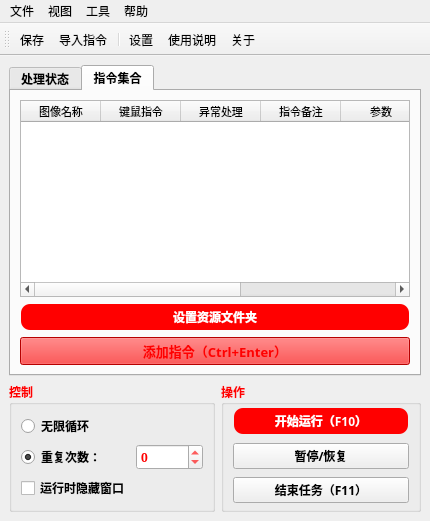
Qt form Window/mainwindow.ui (find-xposed-magisk/automatic_clicker_2) before a commit.
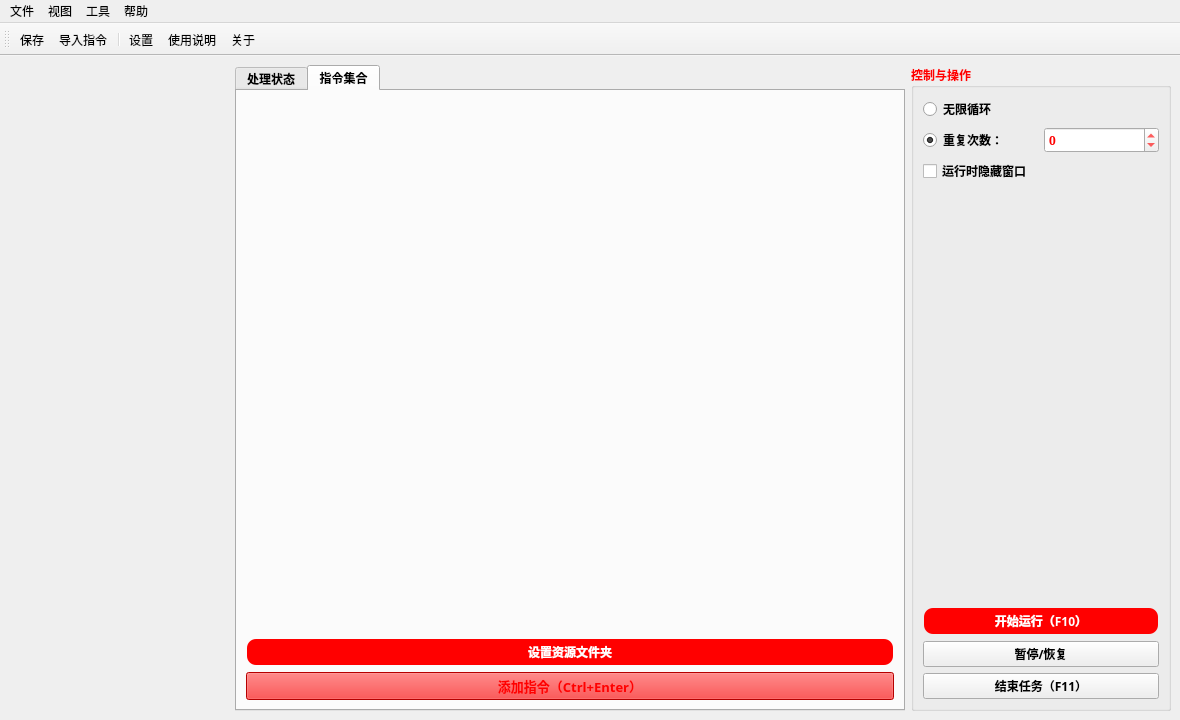
The same form after that commit. The open tabs and pages were chosen to show the change. Icons and pictures are not drawn.

The edit to the form file:
```diff
--- a/Window/mainwindow.ui
+++ b/Window/mainwindow.ui
@@ -6,8 +6,8 @@
    <rect>
     <x>0</x>
     <y>0</y>
-    <width>430</width>
-    <height>521</height>
+    <width>1180</width>
+    <height>720</height>
    </rect>
   </property>
   <property name="font">
@@ -26,8 +26,32 @@
    <string notr="true" />
   </property>
   <widget class="QWidget" name="centralwidget">
-   <layout class="QGridLayout" name="gridLayout_4">
-    <item row="0" column="0" colspan="2">
+   <layout class="QGridLayout" name="gridLayout_4" columnstretch="0,1,0">
+    <item row="0" column="0">
+     <widget class="QWidget" name="instructionPaletteHost" native="true">
+      <property name="minimumSize">
+       <size>
+        <width>220</width>
+        <height>0</height>
+       </size>
+      </property>
+      <layout class="QVBoxLayout" name="instructionPaletteLayout">
+       <property name="leftMargin">
+        <number>0</number>
+       </property>
+       <property name="topMargin">
+        <number>0</number>
+       </property>
+       <property name="rightMargin">
+        <number>0</number>
+       </property>
+       <property name="bottomMargin">
+        <number>0</number>
+       </property>
+      </layout>
+     </widget>
+    </item>
+    <item row="0" column="1">
      <widget class="QTabWidget" name="tabWidget">
       <property name="palette">
        <palette>
@@ -206,193 +230,21 @@
        </attribute>
        <layout class="QVBoxLayout" name="verticalLayout_2">
         <item>
-         <widget class="QTableWidget" name="tableWidget">
-          <property name="sizePolicy">
-           <sizepolicy hsizetype="Expanding" vsizetype="Expanding">
-            <horstretch>0</horstretch>
-            <verstretch>0</verstretch>
-           </sizepolicy>
-          </property>
-          <property name="palette">
-           <palette>
-            <active>
-             <colorrole role="Text">
-              <brush brushstyle="SolidPattern">
-               <color alpha="255">
-                <red>255</red>
-                <green>255</green>
-                <blue>255</blue>
-               </color>
-              </brush>
-             </colorrole>
-             <colorrole role="AlternateBase">
-              <brush brushstyle="SolidPattern">
-               <color alpha="255">
-                <red>240</red>
-                <green>240</green>
-                <blue>240</blue>
-               </color>
-              </brush>
-             </colorrole>
-             <colorrole role="PlaceholderText">
-              <brush brushstyle="NoBrush">
-               <color alpha="128">
-                <red>255</red>
-                <green>255</green>
-                <blue>255</blue>
-               </color>
-              </brush>
-             </colorrole>
-            </active>
-            <inactive>
-             <colorrole role="Text">
-              <brush brushstyle="SolidPattern">
-               <color alpha="255">
-                <red>255</red>
-                <green>255</green>
-                <blue>255</blue>
-               </color>
-              </brush>
-             </colorrole>
-             <colorrole role="AlternateBase">
-              <brush brushstyle="SolidPattern">
-               <color alpha="255">
-                <red>240</red>
-                <green>240</green>
-                <blue>240</blue>
-               </color>
-              </brush>
-             </colorrole>
-             <colorrole role="PlaceholderText">
-              <brush brushstyle="NoBrush">
-               <color alpha="128">
-                <red>255</red>
-                <green>255</green>
-                <blue>255</blue>
-               </color>
-              </brush>
-             </colorrole>
-            </inactive>
-            <disabled>
-             <colorrole role="Text">
-              <brush brushstyle="SolidPattern">
-               <color alpha="255">
-                <red>120</red>
-                <green>120</green>
-                <blue>120</blue>
-               </color>
-              </brush>
-             </colorrole>
-             <colorrole role="AlternateBase">
-              <brush brushstyle="SolidPattern">
-               <color alpha="255">
-                <red>240</red>
-                <green>240</green>
-                <blue>240</blue>
-               </color>
-              </brush>
-             </colorrole>
-             <colorrole role="PlaceholderText">
-              <brush brushstyle="NoBrush">
-               <color alpha="128">
-                <red>0</red>
-                <green>0</green>
-                <blue>255</blue>
-               </color>
-              </brush>
-             </colorrole>
-            </disabled>
-           </palette>
-          </property>
-          <property name="font">
-           <font>
-            <family>Microsoft YaHei UI</family>
-            <pointsize>8</pointsize>
-            <italic>false</italic>
-            <bold>false</bold>
-           </font>
-          </property>
-          <property name="focusPolicy">
-           <enum>Qt::FocusPolicy::StrongFocus</enum>
-          </property>
-          <property name="styleSheet">
-           <string notr="true">QTableWidget {
-    alternate-background-color: #f0f0f0; /* 设置交替行的背景色 */
-    color: white;
-}
-</string>
-          </property>
-          <property name="autoScrollMargin">
-           <number>16</number>
-          </property>
-          <property name="editTriggers">
-           <set>QAbstractItemView::EditTrigger::NoEditTriggers</set>
-          </property>
-          <property name="alternatingRowColors">
-           <bool>false</bool>
-          </property>
-          <property name="selectionMode">
-           <enum>QAbstractItemView::SelectionMode::SingleSelection</enum>
-          </property>
-          <property name="selectionBehavior">
-           <enum>QAbstractItemView::SelectionBehavior::SelectRows</enum>
-          </property>
-          <property name="gridStyle">
-           <enum>Qt::PenStyle::SolidLine</enum>
-          </property>
-          <property name="rowCount">
-           <number>0</number>
-          </property>
-          <attribute name="horizontalHeaderCascadingSectionResizes">
-           <bool>false</bool>
-          </attribute>
-          <attribute name="horizontalHeaderMinimumSectionSize">
-           <number>20</number>
-          </attribute>
-          <attribute name="horizontalHeaderDefaultSectionSize">
-           <number>80</number>
-          </attribute>
-          <attribute name="horizontalHeaderShowSortIndicator" stdset="0">
-           <bool>false</bool>
-          </attribute>
-          <attribute name="horizontalHeaderStretchLastSection">
-           <bool>true</bool>
-          </attribute>
-          <column>
-           <property name="text">
-            <string>图像名称</string>
+         <widget class="QWidget" name="nodeEditorHost" native="true">
+          <layout class="QVBoxLayout" name="nodeEditorLayout">
+           <property name="leftMargin">
+            <number>0</number>
            </property>
-          </column>
-          <column>
-           <property name="text">
-            <string>键鼠指令</string>
+           <property name="topMargin">
+            <number>0</number>
            </property>
-          </column>
-          <column>
-           <property name="text">
-            <string>异常处理</string>
+           <property name="rightMargin">
+            <number>0</number>
            </property>
-          </column>
-          <column>
-           <property name="text">
-            <string>指令备注</string>
+           <property name="bottomMargin">
+            <number>0</number>
            </property>
-          </column>
-          <column>
-           <property name="text">
-            <string>参数</string>
-           </property>
-          </column>
-          <column>
-           <property name="text">
-            <string>重复</string>
-           </property>
-          </column>
-          <column>
-           <property name="text">
-            <string>ID</string>
-           </property>
-          </column>
+          </layout>
          </widget>
         </item>
         <item>
@@ -650,8 +502,14 @@
       </widget>
      </widget>
     </item>
-    <item row="1" column="0">
+    <item row="0" column="2">
      <widget class="QGroupBox" name="groupBox_3">
+      <property name="minimumSize">
+       <size>
+        <width>260</width>
+        <height>0</height>
+       </size>
+      </property>
       <property name="palette">
        <palette>
         <active>
@@ -696,7 +554,7 @@
        </font>
       </property>
       <property name="title">
-       <string>控制</string>
+       <string>控制与操作</string>
       </property>
       <layout class="QGridLayout" name="gridLayout_2">
        <item row="1" column="0">
@@ -974,86 +832,29 @@
          </property>
         </widget>
        </item>
-      </layout>
-     </widget>
-    </item>
-    <item row="1" column="1">
-     <widget class="QGroupBox" name="groupBox_4">
-      <property name="palette">
-       <palette>
-        <active>
-         <colorrole role="WindowText">
-          <brush brushstyle="SolidPattern">
-           <color alpha="255">
-            <red>255</red>
-            <green>0</green>
-            <blue>0</blue>
-           </color>
-          </brush>
-         </colorrole>
-        </active>
-        <inactive>
-         <colorrole role="WindowText">
-          <brush brushstyle="SolidPattern">
-           <color alpha="255">
-            <red>255</red>
-            <green>0</green>
-            <blue>0</blue>
-           </color>
-          </brush>
-         </colorrole>
-        </inactive>
-        <disabled>
-         <colorrole role="WindowText">
-          <brush brushstyle="SolidPattern">
-           <color alpha="255">
-            <red>120</red>
-            <green>120</green>
-            <blue>120</blue>
-           </color>
-          </brush>
-         </colorrole>
-        </disabled>
-       </palette>
-      </property>
-      <property name="font">
-       <font>
-        <family>微软雅黑</family>
-        <bold>true</bold>
-       </font>
-      </property>
-      <property name="styleSheet">
-       <string notr="true" />
-      </property>
-      <property name="title">
-       <string>操作</string>
-      </property>
-      <layout class="QGridLayout" name="gridLayout_3" rowstretch="0,0,0,0">
-       <property name="leftMargin">
-        <number>9</number>
-       </property>
-       <property name="topMargin">
-        <number>0</number>
-       </property>
-       <property name="rightMargin">
-        <number>9</number>
-       </property>
-       <property name="bottomMargin">
-        <number>2</number>
-       </property>
-       <property name="horizontalSpacing">
-        <number>6</number>
-       </property>
-       <item row="0" column="0" colspan="2">
-        <widget class="QPushButton" name="pushButton_5">
-         <property name="font">
-          <font>
-           <family>Microsoft YaHei</family>
-           <bold>true</bold>
-          </font>
-         </property>
-         <property name="styleSheet">
-          <string notr="true">QPushButton {
+       <item row="4" column="0" colspan="2">
+         <spacer name="verticalSpacer_4">
+          <property name="orientation">
+           <enum>Qt::Orientation::Vertical</enum>
+          </property>
+          <property name="sizeHint" stdset="0">
+           <size>
+            <width>20</width>
+            <height>40</height>
+           </size>
+          </property>
+         </spacer>
+       </item>
+       <item row="5" column="0" colspan="2">
+         <widget class="QPushButton" name="pushButton_5">
+          <property name="font">
+           <font>
+            <family>Microsoft YaHei</family>
+            <bold>true</bold>
+           </font>
+          </property>
+          <property name="styleSheet">
+           <string notr="true">QPushButton {
     background-color: red;
     color: white;
     border-radius: 10px; /* 设置圆角半径 */
@@ -1069,41 +870,41 @@
 QPushButton:pressed {
     background-color: rgb(85, 85, 127); /* 设置按钮按下时的背景颜色 */
 }</string>
-         </property>
-         <property name="text">
-          <string>开始运行（F10）</string>
-         </property>
-        </widget>
+          </property>
+          <property name="text">
+           <string>开始运行（F10）</string>
+          </property>
+         </widget>
        </item>
-       <item row="3" column="0" colspan="2">
-        <widget class="QPushButton" name="pushButton_6">
-         <property name="font">
-          <font>
-           <family>微软雅黑</family>
-           <bold>true</bold>
-          </font>
-         </property>
-         <property name="text">
-          <string>结束任务（F11）</string>
-         </property>
-        </widget>
+       <item row="6" column="0" colspan="2">
+         <widget class="QPushButton" name="pushButton_7">
+          <property name="font">
+           <font>
+            <family>微软雅黑</family>
+            <bold>true</bold>
+           </font>
+          </property>
+          <property name="text">
+           <string>暂停/恢复</string>
+          </property>
+         </widget>
        </item>
-       <item row="2" column="0" colspan="2">
-        <widget class="QPushButton" name="pushButton_7">
-         <property name="font">
-          <font>
-           <family>微软雅黑</family>
-           <bold>true</bold>
-          </font>
-         </property>
-         <property name="text">
-          <string>暂停/恢复</string>
-         </property>
-        </widget>
+       <item row="7" column="0" colspan="2">
+         <widget class="QPushButton" name="pushButton_6">
+          <property name="font">
+           <font>
+            <family>微软雅黑</family>
+            <bold>true</bold>
+           </font>
+          </property>
+          <property name="text">
+           <string>结束任务（F11）</string>
+          </property>
+         </widget>
        </item>
-      </layout>
-     </widget>
-    </item>
+       </layout>
+      </widget>
+     </item>
    </layout>
   </widget>
   <widget class="QMenuBar" name="menubar">
@@ -1111,7 +912,7 @@
     <rect>
      <x>0</x>
      <y>0</y>
-     <width>430</width>
+     <width>1180</width>
      <height>33</height>
     </rect>
    </property>
```
Left out of the diff: 12 changed lines with no effect on the pictures.
